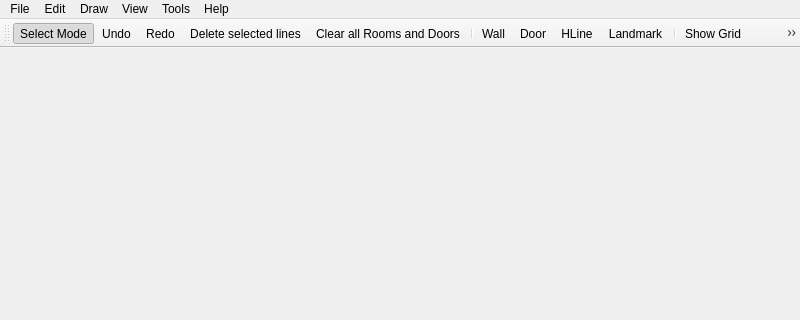
The window that forms/mainwindow.ui (JuPedSim/jpseditor) describes before a commit, drawn with Qt 5; both pictures show x 0 to 800 and y 0 to 320 of the 800 by 600 pixel window.
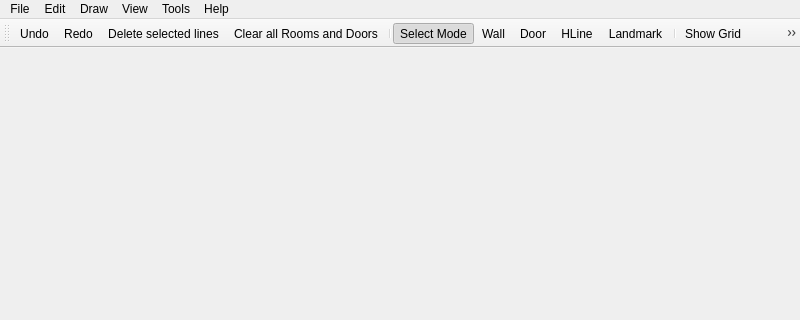
The same window after the commit. Icons and pictures are not drawn.

Commit message: Refatoring GraphicView - #109 Goals and Sources.

What changed in the file:
```diff
--- a/forms/mainwindow.ui
+++ b/forms/mainwindow.ui
@@ -114,12 +114,12 @@
    <attribute name="toolBarBreak">
     <bool>false</bool>
    </attribute>
-   <addaction name="actionSelect_Mode"/>
    <addaction name="actionUndo"/>
    <addaction name="actionRedo"/>
    <addaction name="actionDelete_single_line"/>
    <addaction name="actionClear_all_Rooms_and_Doors"/>
    <addaction name="separator"/>
+   <addaction name="actionSelect_Mode"/>
    <addaction name="actionWall"/>
    <addaction name="actionDoor"/>
    <addaction name="actionHLine"/>
```
The commit also changes 2 other files.
